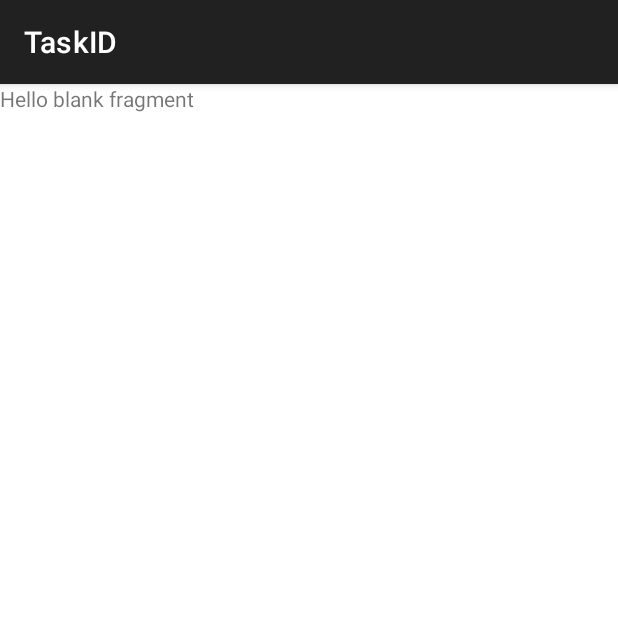
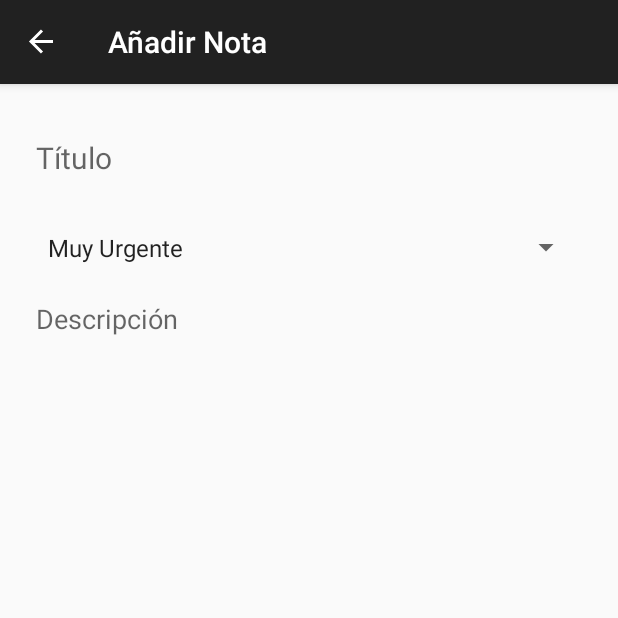
Before and after one commit to alvaropp99/TaskID, an Android app: the AddFragment screen opened through its navigation route, on a phone screen of 412 x 824 dp, the top half of it. Run offline under Robolectric (Android 15) with nearby library versions, the phone set to English and light mode, and no system bars; our stand-ins replace navigation-ui; 3 statements that could not run were skipped.

Commit message:
add fragment terminado

```diff
--- a/app/src/main/java/com/example/taskid/MainActivity.kt
+++ b/app/src/main/java/com/example/taskid/MainActivity.kt
@@ -2,6 +2,8 @@ package com.example.taskid
 
 import androidx.appcompat.app.AppCompatActivity
 import android.os.Bundle
+import androidx.navigation.findNavController
+import androidx.navigation.ui.setupActionBarWithNavController
 
 class MainActivity : AppCompatActivity() {
     override fun onCreate(savedInstanceState: Bundle?) {
@@ -12,5 +14,12 @@ class MainActivity : AppCompatActivity() {
 
         super.onCreate(savedInstanceState)
         setContentView(R.layout.activity_main)
+
+        setupActionBarWithNavController(findNavController(R.id.navFragment))
+    }
+
+    override fun onSupportNavigateUp(): Boolean {
+        val navController=findNavController(R.id.navFragment)
+        return navController.navigateUp() || super.onSupportNavigateUp()
     }
 }
--- a/app/src/main/java/com/example/taskid/fragments/list/ListFragment.kt
+++ b/app/src/main/java/com/example/taskid/fragments/list/ListFragment.kt
@@ -5,16 +5,27 @@ import androidx.fragment.app.Fragment
 import android.view.LayoutInflater
 import android.view.View
 import android.view.ViewGroup
+import androidx.navigation.fragment.findNavController
 import com.example.taskid.R
+import com.example.taskid.databinding.FragmentListBinding
 
 class ListFragment : Fragment() {
+
+
+    private var _binding:  FragmentListBinding?=null
+    private val binding get()=_binding!!
 
     override fun onCreateView(
         inflater: LayoutInflater, container: ViewGroup?,
         savedInstanceState: Bundle?
     ): View? {
         // Inflate the layout for this fragment
-        return inflater.inflate(R.layout.fragment_list, container, false)
+        _binding= FragmentListBinding.inflate(inflater, container, false)
+
+        binding.addTaskButton.setOnClickListener{
+            findNavController().navigate(R.id.action_listFragment_to_addFragment)
+        }
+        return binding.root
     }
 
 }
--- a/app/src/main/res/layout/fragment_add.xml
+++ b/app/src/main/res/layout/fragment_add.xml
@@ -1,14 +1,52 @@
 <?xml version="1.0" encoding="utf-8"?>
-<FrameLayout xmlns:android="http://schemas.android.com/apk/res/android"
+<androidx.constraintlayout.widget.ConstraintLayout xmlns:android="http://schemas.android.com/apk/res/android"
+    xmlns:app="http://schemas.android.com/apk/res-auto"
     xmlns:tools="http://schemas.android.com/tools"
     android:layout_width="match_parent"
     android:layout_height="match_parent"
+    android:padding="24dp"
     tools:context=".fragments.add.AddFragment">
 
-    <!-- TODO: Update blank fragment layout -->
-    <TextView
-        android:layout_width="match_parent"
-        android:layout_height="match_parent"
-        android:text="@string/hello_blank_fragment" />
 
-</FrameLayout>
+    <EditText
+        android:id="@+id/etTitle"
+        android:layout_width="0dp"
+        android:layout_height="50dp"
+        android:background="@android:color/transparent"
+        android:ems="10"
+        android:hint="@string/titulo"
+        android:inputType="textPersonName"
+        android:textSize="20dp"
+        app:layout_constraintEnd_toEndOf="parent"
+        app:layout_constraintHorizontal_bias="0.5"
+        app:layout_constraintStart_toStartOf="parent"
+        app:layout_constraintTop_toTopOf="parent" />
+
+    <Spinner
+        android:id="@+id/spinnerPriority"
+        android:layout_width="0dp"
+        android:layout_height="50dp"
+        android:layout_marginTop="10dp"
+
+        android:entries="@array/prioridades"
+        app:layout_constraintEnd_toEndOf="parent"
+        app:layout_constraintHorizontal_bias="0.5"
+        app:layout_constraintStart_toStartOf="parent"
+        app:layout_constraintTop_toBottomOf="@+id/etTitle" />
+
+    <EditText
+        android:id="@+id/etDescripcion"
+        android:layout_width="0dp"
+        android:layout_height="0dp"
+        android:layout_marginTop="10dp"
+        android:background="@android:color/transparent"
+        android:ems="10"
+        android:gravity="start|left"
+        android:hint="@string/descripcion"
+        android:inputType="textMultiLine"
+        app:layout_constraintBottom_toBottomOf="parent"
+        app:layout_constraintEnd_toEndOf="parent"
+        app:layout_constraintStart_toStartOf="parent"
+        app:layout_constraintTop_toBottomOf="@+id/spinnerPriority"
+        app:layout_constraintVertical_bias="1.0" />
+</androidx.constraintlayout.widget.ConstraintLayout>
--- a/app/src/main/res/layout/fragment_list.xml
+++ b/app/src/main/res/layout/fragment_list.xml
@@ -31,7 +31,7 @@
         app:layout_constraintVertical_bias="0.25" />
 
     <com.google.android.material.floatingactionbutton.FloatingActionButton
-        android:id="@+id/addButton"
+        android:id="@+id/addTaskButton"
         android:layout_width="wrap_content"
         android:layout_height="wrap_content"
         android:layout_marginEnd="24dp"
--- a/app/src/main/res/navigation/nav.xml
+++ b/app/src/main/res/navigation/nav.xml
@@ -8,7 +8,7 @@
     <fragment
         android:id="@+id/listFragment"
         android:name="com.example.taskid.fragments.list.ListFragment"
-        android:label="fragment_list"
+        android:label="@string/app_name"
         tools:layout="@layout/fragment_list" >
         <action
             android:id="@+id/action_listFragment_to_addFragment"
@@ -20,7 +20,7 @@
     <fragment
         android:id="@+id/addFragment"
         android:name="com.example.taskid.fragments.add.AddFragment"
-        android:label="fragment_add"
+        android:label="@string/fragmentAdd"
         tools:layout="@layout/fragment_add" >
         <action
             android:id="@+id/action_addFragment_to_listFragment"
@@ -29,7 +29,7 @@
     <fragment
         android:id="@+id/updateFragment"
         android:name="com.example.taskid.fragments.update.UpdateFragment"
-        android:label="fragment_update"
+        android:label="@string/fragmentUpdate"
         tools:layout="@layout/fragment_update" >
         <action
             android:id="@+id/action_updateFragment_to_listFragment"
--- a/app/src/main/res/values-night/themes.xml
+++ b/app/src/main/res/values-night/themes.xml
@@ -1,16 +1,12 @@
 <resources xmlns:tools="http://schemas.android.com/tools">
     <!-- Base application theme. -->
-    <style name="Theme.TaskID" parent="Theme.MaterialComponents.DayNight.DarkActionBar">
+    <style name="Theme.TaskID" parent="Theme.AppCompat.DayNight.DarkActionBar">
         <!-- Primary brand color. -->
         <item name="colorPrimary">@color/purple_200</item>
-        <item name="colorPrimaryVariant">@color/purple_700</item>
-        <item name="colorOnPrimary">@color/black</item>
         <!-- Secondary brand color. -->
         <item name="colorSecondary">@color/teal_200</item>
-        <item name="colorSecondaryVariant">@color/teal_200</item>
-        <item name="colorOnSecondary">@color/black</item>
         <!-- Status bar color. -->
-        <item name="android:statusBarColor" tools:targetApi="l">?attr/colorPrimaryVariant</item>
+        <item name="android:statusBarColor" tools:targetApi="l">?attr/colorPrimary</item>
         <!-- Customize your theme here. -->
     </style>
 </resources>
--- a/app/src/main/res/values/strings.xml
+++ b/app/src/main/res/values/strings.xml
@@ -3,4 +3,14 @@
     <!-- TODO: Remove or change this placeholder text -->
     <string name="hello_blank_fragment">Hello blank fragment</string>
     <string name="noTaskText">Añade tu primera nota</string>
+    <string name="fragmentAdd">Añadir Nota</string>
+    <string name="fragmentUpdate">Editar Nota</string>
+    <string name="titulo">Título</string>
+    <string name="descripcion">Descripción</string>
+    <string name="prioridad">Prioridad</string>
+    <string-array name="prioridades">
+        <item>Muy Urgente</item>
+        <item>Urgente</item>
+        <item>Poco Urgente</item>
+    </string-array>
 </resources>
--- a/app/src/main/res/values/themes.xml
+++ b/app/src/main/res/values/themes.xml
@@ -1,16 +1,16 @@
 <resources xmlns:tools="http://schemas.android.com/tools">
     <!-- Base application theme. -->
-    <style name="Theme.TaskID" parent="Theme.MaterialComponents.DayNight.DarkActionBar">
+    <style name="Theme.TaskID" parent="Theme.AppCompat.DayNight.DarkActionBar">
         <!-- Primary brand color. -->
         <item name="colorPrimary">@color/principalTheme</item>
-        <item name="colorPrimaryVariant">@color/principalTheme</item>
-        <item name="colorOnPrimary">@color/white</item>
+       <!-- <item name="colorPrimaryVariant">@color/principalTheme</item>-->
+        <!--<item name="colorOnPrimary">@color/white</item>-->
         <!-- Secondary brand color. -->
         <item name="colorSecondary">@color/teal_200</item>
-        <item name="colorSecondaryVariant">@color/teal_700</item>
-        <item name="colorOnSecondary">@color/black</item>
+        <!--<item name="colorSecondaryVariant">@color/teal_700</item>-->
+        <!--<item name="colorOnSecondary">@color/black</item>-->
         <!-- Status bar color. -->
-        <item name="android:statusBarColor" tools:targetApi="l">?attr/colorPrimaryVariant</item>
+        <item name="android:statusBarColor" tools:targetApi="l">?attr/colorPrimary</item>
         <!-- Customize your theme here. -->
     </style>
 
--- a/build.gradle
+++ b/build.gradle
@@ -8,6 +8,7 @@ buildscript {
     dependencies {
         classpath "com.android.tools.build:gradle:4.1.3"
         classpath "org.jetbrains.kotlin:kotlin-gradle-plugin:$kotlin_version"
+        classpath "androidx.navigation:navigation-safe-args-gradle-plugin:2.3.3"
 
         // NOTE: Do not place your application dependencies here; they belong
         // in the individual module build.gradle files
```
Also changed, not shown: app/build.gradle (+38 -18 lines), gradle/wrapper/gradle-wrapper.properties.
